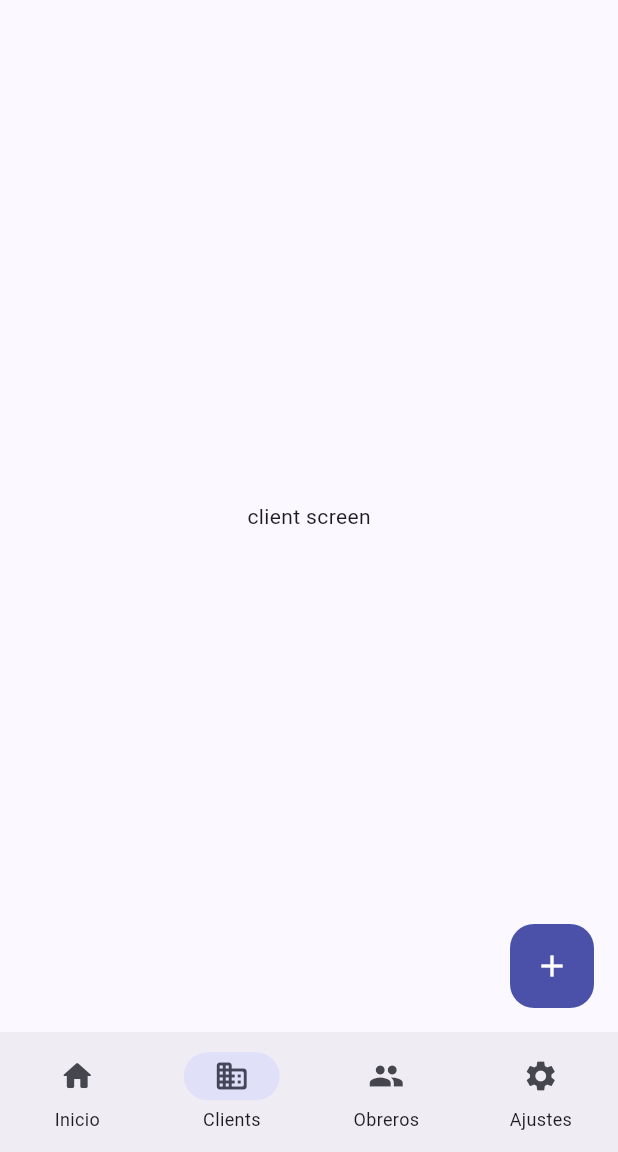
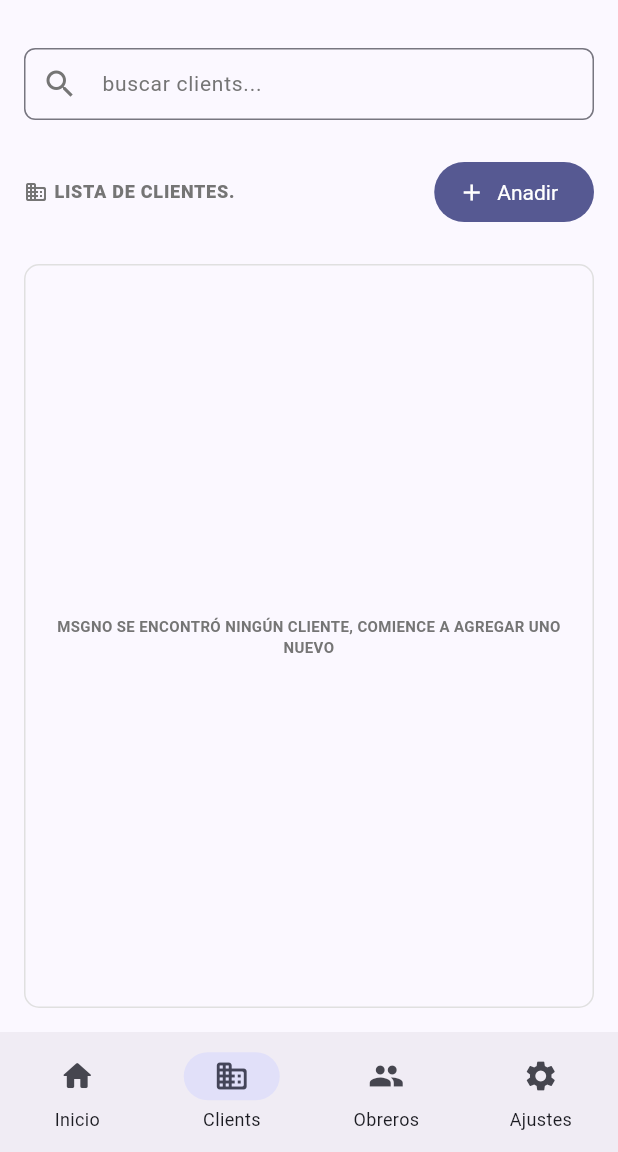
Before and after one commit to Simo672K/trbj, a Flutter app: the screen it shows after launch, item 2 of the bottom bar chosen, on a phone screen of 412 x 824 dp, the part 84-1236 px from its top. Run offline on Flutter 3.47's test engine with Material 3 defaults, Android fonts, the phone set to English and light mode, and no system bars; our stand-ins replace go_router, sqflite; accounts and stored records are empty.

Commit message:
feat: init database schema, persistent navbar with embeded routes using gorouter shellroute and add client page

```diff
--- a/lib/src/app.dart
+++ b/lib/src/app.dart
@@ -1,5 +1,5 @@
 import 'package:flutter/material.dart';
-import 'package:trbj/src/features/init/presentation/init_screen/init_screen.dart';
+import 'package:trbj/src/routing/router.dart';
 import 'package:trbj/src/theme/app_theme.dart';
 
 class App extends StatelessWidget {
@@ -7,10 +7,10 @@ class App extends StatelessWidget {
 
   @override
   Widget build(BuildContext context) {
-    return MaterialApp(
+    return MaterialApp.router(
       title: 'Flutter Demo',
       theme: appTheme,
-      home: InitScreen(),
+      routerConfig: appRouter,
     );
   }
 }
--- a/lib/src/features/client/presentation/client_screen/client_screen.dart
+++ b/lib/src/features/client/presentation/client_screen/client_screen.dart
@@ -1,10 +1,57 @@
 import 'package:flutter/material.dart';
+import 'package:trbj/src/features/client/presentation/widgets/clients_data_table.dart';
+import 'package:trbj/src/features/home/presentation/widgets/text_widget.dart';
+import 'package:trbj/src/features/search/presentation/widgets/search_field.dart';
 
 class ClientScreen extends StatelessWidget {
   const ClientScreen({super.key});
 
   @override
   Widget build(BuildContext context) {
-    return SafeArea(child: Center(child: Text("client screen")));
+    return SafeArea(
+      child: Container(
+        margin: EdgeInsets.only(top: 16),
+        padding: EdgeInsets.symmetric(horizontal: 16, vertical: 16),
+        child: Column(
+          children: [
+            SearchField(
+              prefixIcon: Icons.search,
+              hintText: 'buscar clients...',
+            ),
+            SizedBox(height: 24),
+            Row(
+              children: [
+                Icon(Icons.business_rounded, size: 16, color: Colors.grey[600]),
+                SizedBox(width: 4),
+                StyledTitle("Lista de clientes."),
+                Spacer(),
+                FilledButton.icon(
+                  onPressed: () {},
+                  style: FilledButton.styleFrom(
+                    textStyle: TextStyle(fontSize: 14),
+                  ),
+                  icon: Icon(Icons.add),
+                  label: Text("Anadir"),
+                ),
+              ],
+            ),
+            Expanded(
+              child: Container(
+                margin: EdgeInsets.only(top: 24),
+                width: double.infinity,
+                decoration: BoxDecoration(
+                  borderRadius: BorderRadius.circular(10),
+                  border: Border.all(
+                    style: BorderStyle.solid,
+                    color: Colors.grey[300]!,
+                  ),
+                ),
+                child: ClientsDataTable(),
+              ),
+            ),
+          ],
+        ),
+      ),
+    );
   }
 }
--- /dev/null
+++ b/lib/src/features/client/presentation/widgets/clients_data_table.dart
@@ -0,0 +1,13 @@
+import 'package:flutter/material.dart';
+import 'package:trbj/src/features/client/presentation/widgets/data_table_fallback_msg.dart';
+
+class ClientsDataTable extends StatelessWidget {
+  const ClientsDataTable({super.key});
+
+  @override
+  Widget build(BuildContext context) {
+    return DataTableFallbackMsg(
+      msg: 'msgNo se encontró ningún cliente, comience a agregar uno nuevo',
+    );
+  }
+}
--- /dev/null
+++ b/lib/src/features/client/presentation/widgets/data_table_fallback_msg.dart
@@ -0,0 +1,23 @@
+import 'package:flutter/material.dart';
+
+class DataTableFallbackMsg extends StatelessWidget {
+  const DataTableFallbackMsg({super.key, required this.msg});
+  final String msg;
+  @override
+  Widget build(BuildContext context) {
+    return Center(
+      child: Container(
+        margin: EdgeInsets.all(16),
+        child: Text(
+          msg.toUpperCase(),
+          textAlign: TextAlign.center,
+          style: TextStyle(
+            fontWeight: FontWeight.w700,
+            fontSize: 10,
+            color: Colors.grey[600],
+          ),
+        ),
+      ),
+    );
+  }
+}
--- a/lib/src/features/home/presentation/home_screen/home_screen.dart
+++ b/lib/src/features/home/presentation/home_screen/home_screen.dart
@@ -10,8 +10,8 @@ class HomeScreen extends StatelessWidget {
 
   @override
   Widget build(BuildContext context) {
-    return SafeArea(
-      child: SingleChildScrollView(
+    return SingleChildScrollView(
+      child: SafeArea(
         child: Container(
           padding: EdgeInsets.symmetric(horizontal: 16),
           child: Column(
--- a/lib/src/features/init/presentation/init_screen/init_screen.dart
+++ /dev/null
@@ -1,35 +0,0 @@
-import 'package:flutter/material.dart';
-import 'package:trbj/src/features/client/presentation/client_screen/client_screen.dart';
-import 'package:trbj/src/features/employee/presentation/employee_screen/employee_screen.dart';
-import 'package:trbj/src/features/home/presentation/home_screen/home_screen.dart';
-import 'package:trbj/src/features/home/presentation/widgets/action_btn.dart';
-import 'package:trbj/src/features/init/presentation/navigation_bar/nav_bar.dart';
-import 'package:trbj/src/features/init/presentation/navigation_bar/navbar_notifier.dart';
-import 'package:trbj/src/features/settings/presentation/settings_screen/settings_screen.dart';
-
-final List<Widget> screens = [
-  HomeScreen(),
-  ClientScreen(),
-  EmployeeScreen(),
-  SettingsScreen(),
-];
-
-class InitScreen extends StatelessWidget {
-  const InitScreen({super.key});
-
-  @override
-  Widget build(BuildContext context) {
-    return Scaffold(
-      appBar: AppBar(title: Text("Trbj".toUpperCase())),
-      body: ValueListenableBuilder(
-        valueListenable: screenIndex,
-        builder: (context, index, child) {
-          return screens[index];
-        },
-      ),
-      floatingActionButton: ActionBtn(),
-
-      bottomNavigationBar: NavBar(),
-    );
-  }
-}
--- a/lib/src/features/init/presentation/navigation_bar/nav_bar.dart
+++ /dev/null
@@ -1,34 +0,0 @@
-import 'package:flutter/material.dart';
-import 'package:trbj/src/features/init/presentation/navigation_bar/navbar_notifier.dart';
-
-class NavBar extends StatelessWidget {
-  const NavBar({super.key});
-
-  @override
-  Widget build(BuildContext context) {
-    return ValueListenableBuilder(
-      valueListenable: screenIndex,
-      builder: (context, selectedIndex, child) {
-        return NavigationBar(
-          onDestinationSelected: (int index) {
-            screenIndex.value = index;
-          },
-
-          selectedIndex: selectedIndex,
-          destinations: [
-            NavigationDestination(
-              icon: Icon(Icons.home_rounded),
-              label: "Inicio",
-            ),
-            NavigationDestination(
-              icon: Icon(Icons.business_rounded),
-              label: "Clients",
-            ),
-            NavigationDestination(icon: Icon(Icons.people), label: "Obreros"),
-            NavigationDestination(icon: Icon(Icons.settings), label: "Ajustes"),
-          ],
-        );
-      },
-    );
-  }
-}
--- a/lib/src/features/init/presentation/navigation_bar/navbar_notifier.dart
+++ /dev/null
@@ -1,3 +0,0 @@
-import 'package:flutter/material.dart';
-
-final ValueNotifier<int> screenIndex = ValueNotifier(0);
--- /dev/null
+++ b/lib/src/features/search/presentation/widgets/search_field.dart
@@ -0,0 +1,26 @@
+import 'package:flutter/material.dart';
+
+class SearchField extends StatelessWidget {
+  const SearchField({super.key, this.hintText, this.prefixIcon});
+  final String? hintText;
+  final IconData? prefixIcon;
+
+  @override
+  Widget build(BuildContext context) {
+    return TextField(
+      onTapOutside: (event) => FocusScope.of(context).unfocus(),
+      decoration: InputDecoration(
+        contentPadding: EdgeInsets.only(left: 16, top: 1, bottom: 1),
+        border: OutlineInputBorder(borderRadius: BorderRadius.circular(7.5)),
+        hintText: hintText ?? 'buscar...',
+        prefixIcon:
+            prefixIcon != null
+                ? Icon(prefixIcon, color: Colors.grey[600])
+                : null,
+        hintStyle: TextStyle(fontSize: 14, color: Colors.grey[600]),
+        label: null,
+      ),
+      style: TextStyle(fontSize: 14),
+    );
+  }
+}
--- /dev/null
+++ b/lib/src/routing/navigation_bar/nav_bar.dart
@@ -0,0 +1,49 @@
+import 'package:flutter/material.dart';
+import 'package:go_router/go_router.dart';
+
+class NavBar extends StatefulWidget {
+  const NavBar({super.key});
+
+  @override
+  State<NavBar> createState() => _NavBarState();
+}
+
+class _NavBarState extends State<NavBar> {
+  int selectedIndex = 0;
+
+  @override
+  Widget build(BuildContext context) {
+    return NavigationBar(
+      onDestinationSelected: (int index) {
+        setState(() {
+          selectedIndex = index;
+        });
+        switch (index) {
+          case 0:
+            context.go("/home");
+            break;
+          case 1:
+            context.go("/client");
+            break;
+          case 2:
+            context.go("/employee");
+            break;
+          case 3:
+            context.go("/settings");
+            break;
+        }
+      },
+
+      selectedIndex: selectedIndex,
+      destinations: [
+        NavigationDestination(icon: Icon(Icons.home_rounded), label: "Inicio"),
+        NavigationDestination(
+          icon: Icon(Icons.business_rounded),
+          label: "Clients",
+        ),
+        NavigationDestination(icon: Icon(Icons.people), label: "Obreros"),
+        NavigationDestination(icon: Icon(Icons.settings), label: "Ajustes"),
+      ],
+    );
+  }
+}
--- /dev/null
+++ b/lib/src/routing/router.dart
@@ -0,0 +1,51 @@
+import 'package:flutter/material.dart';
+import 'package:go_router/go_router.dart';
+import 'package:trbj/src/features/client/presentation/client_screen/client_screen.dart';
+import 'package:trbj/src/features/employee/presentation/employee_screen/employee_screen.dart';
+import 'package:trbj/src/features/home/presentation/home_screen/home_screen.dart';
+import 'package:trbj/src/routing/navigation_bar/nav_bar.dart';
+import 'package:trbj/src/features/settings/presentation/settings_screen/settings_screen.dart';
+
+final GlobalKey<NavigatorState> _rootNavigatorKey = GlobalKey();
+final GlobalKey<NavigatorState> _shellNavigatorKey = GlobalKey();
+
+final GoRouter appRouter = GoRouter(
+  navigatorKey: _rootNavigatorKey,
+  initialLocation: '/home',
+  routes: [
+    ShellRoute(
+      navigatorKey: _shellNavigatorKey,
+      builder:
+          (context, state, child) => Scaffold(
+            appBar: AppBar(title: Text("Trbj".toUpperCase())),
+            body: child,
+            bottomNavigationBar: NavBar(),
+          ),
+
+      routes: [
+        GoRoute(
+          path: "/home",
+          pageBuilder:
+              (context, state) => const NoTransitionPage(child: HomeScreen()),
+        ),
+        GoRoute(
+          path: "/client",
+          pageBuilder:
+              (context, state) => const NoTransitionPage(child: ClientScreen()),
+        ),
+        GoRoute(
+          path: "/employee",
+          pageBuilder:
+              (context, state) =>
+                  const NoTransitionPage(child: EmployeeScreen()),
+        ),
+        GoRoute(
+          path: "/settings",
+          pageBuilder:
+              (context, state) =>
+                  const NoTransitionPage(child: SettingsScreen()),
+        ),
+      ],
+    ),
+  ],
+);
--- a/pubspec.yaml
+++ b/pubspec.yaml
@@ -36,6 +36,7 @@ dependencies:
   cupertino_icons: ^1.0.8
   go_router: ^14.8.1
   sqflite: ^2.4.0
+  path: ^1.9.1
 
 dev_dependencies:
   flutter_test:
```
Also changed, not shown: lib/src/utils/database.dart (added, +68 -0 lines), pubspec.lock.
